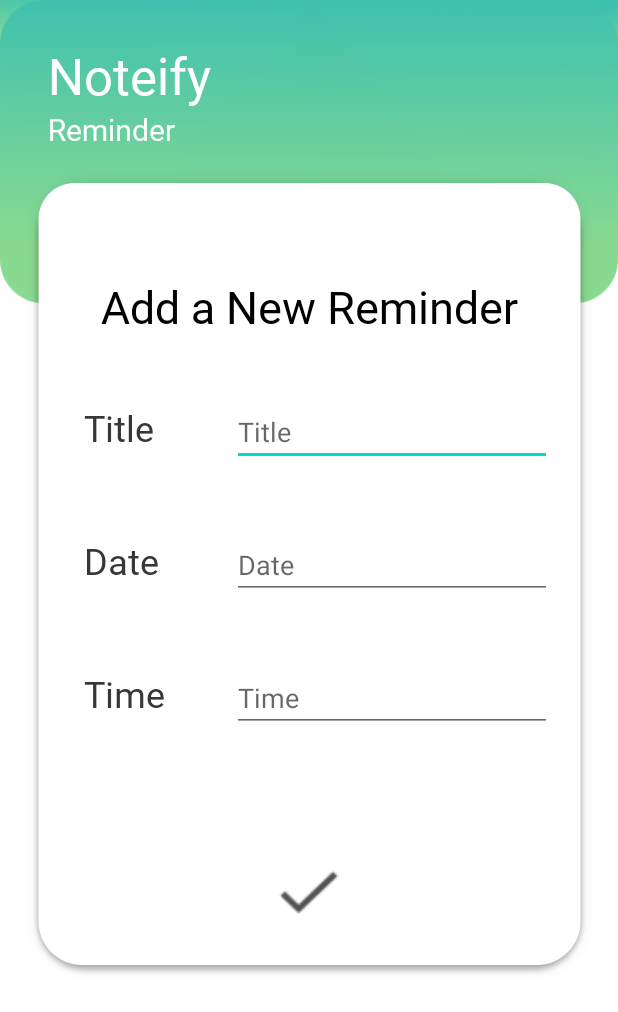
After one commit to gayahsan/NOTIFY-MAD-PROJECT, an Android app: the Activity_reminder_create_new screen opened directly, with no data from a screen before it, on a phone screen of 412 x 824 dp. The commit adds this screen. Shown: the top 1012 px of the screen. Run offline under Robolectric (Android 15) with nearby library versions, the phone set to English and light mode, and no system bars.

Commit message:
Commit 03 Ravindu Reminder Create & Update Pages

```diff
--- a/app/src/main/AndroidManifest.xml
+++ b/app/src/main/AndroidManifest.xml
@@ -10,8 +10,10 @@
         android:roundIcon="@mipmap/ic_launcher_round"
         android:supportsRtl="true"
         android:theme="@style/Theme.NOTIFYMADProject">
-        <activity android:name=".ActivityReminder_01"/>
-        <activity android:name=".profileHome"/>
+        <activity android:name=".ActivityReminderUpdate"/>
+        <activity android:name=".Activity_reminder_create_new" />
+        <activity android:name=".ActivityReminder_01" />
+        <activity android:name=".profileHome" />
         <activity android:name=".NotepadHome" />
         <activity android:name=".Todo" />
         <activity android:name=".MainActivity">
--- /dev/null
+++ b/app/src/main/java/com/example/notifymadproject/Activity_reminder_create_new.java
@@ -0,0 +1,14 @@
+package com.example.notifymadproject;
+
+import androidx.appcompat.app.AppCompatActivity;
+
+import android.os.Bundle;
+
+public class Activity_reminder_create_new extends AppCompatActivity {
+
+    @Override
+    protected void onCreate(Bundle savedInstanceState) {
+        super.onCreate(savedInstanceState);
+        setContentView(R.layout.activity_reminder_create_new);
+    }
+}
--- a/app/src/main/res/layout/activity_reminder_01.xml
+++ b/app/src/main/res/layout/activity_reminder_01.xml
@@ -54,7 +54,7 @@
         android:layout_width="wrap_content"
         android:layout_height="wrap_content"
         android:layout_marginTop="164dp"
-        android:layout_marginEnd="48dp"
+        android:layout_marginEnd="52dp"
         android:clickable="true"
         android:contentDescription="@string/reminder_float"
         app:layout_constraintEnd_toEndOf="parent"
--- /dev/null
+++ b/app/src/main/res/layout/activity_reminder_create_new.xml
@@ -0,0 +1,148 @@
+<?xml version="1.0" encoding="utf-8"?>
+<androidx.constraintlayout.widget.ConstraintLayout xmlns:android="http://schemas.android.com/apk/res/android"
+    xmlns:app="http://schemas.android.com/apk/res-auto"
+    xmlns:tools="http://schemas.android.com/tools"
+    android:layout_width="match_parent"
+    android:layout_height="match_parent"
+    android:background="@drawable/background"
+    tools:context=".Activity_reminder_create_new">
+
+    <TextView
+        android:id="@+id/appTitle"
+        android:layout_width="wrap_content"
+        android:layout_height="wrap_content"
+        android:layout_marginStart="32dp"
+        android:layout_marginTop="32dp"
+        android:fontFamily="@font/main"
+        android:includeFontPadding="false"
+        android:text="@string/noteify"
+        android:textColor="@color/white"
+        android:textSize="34sp"
+        app:layout_constraintStart_toStartOf="parent"
+        app:layout_constraintTop_toTopOf="parent" />
+
+    <TextView
+        android:id="@+id/appSubTitle"
+        android:layout_width="wrap_content"
+        android:layout_height="wrap_content"
+        android:layout_marginStart="32dp"
+        android:layout_marginTop="4dp"
+        android:fontFamily="@font/light"
+        android:includeFontPadding="false"
+        android:text="@string/app_sub_reminder"
+        android:textColor="@color/white"
+        android:textSize="20sp"
+        app:layout_constraintEnd_toEndOf="parent"
+        app:layout_constraintHorizontal_bias="0.0"
+        app:layout_constraintStart_toStartOf="parent"
+        app:layout_constraintTop_toBottomOf="@+id/appTitle" />
+
+    <ImageView
+        android:id="@+id/card_long"
+        android:layout_width="wrap_content"
+        android:layout_height="wrap_content"
+        android:layout_marginTop="108dp"
+        android:contentDescription="@string/card_long"
+        app:layout_constraintEnd_toEndOf="parent"
+        app:layout_constraintStart_toStartOf="parent"
+        app:layout_constraintTop_toTopOf="parent"
+        app:srcCompat="@drawable/card_long" />
+
+    <TextView
+        android:id="@+id/textView11"
+        android:layout_width="wrap_content"
+        android:layout_height="wrap_content"
+        android:layout_marginTop="76dp"
+        android:fontFamily="@font/main"
+        android:text="@string/add_a_new_reminder"
+        android:textColor="@color/black"
+        android:textSize="30sp"
+        app:layout_constraintEnd_toEndOf="parent"
+        app:layout_constraintStart_toStartOf="parent"
+        app:layout_constraintTop_toTopOf="@+id/card_long" />
+
+    <TextView
+        android:id="@+id/textView12"
+        android:layout_width="wrap_content"
+        android:layout_height="wrap_content"
+        android:layout_marginStart="56dp"
+        android:layout_marginTop="44dp"
+        android:fontFamily="@font/main"
+        android:text="@string/title"
+        android:textColor="@color/gray"
+        android:textSize="24sp"
+        app:layout_constraintStart_toStartOf="parent"
+        app:layout_constraintTop_toBottomOf="@+id/textView11" />
+
+    <TextView
+        android:id="@+id/textView13"
+        android:layout_width="wrap_content"
+        android:layout_height="wrap_content"
+        android:layout_marginTop="56dp"
+        android:fontFamily="@font/main"
+        android:text="@string/date"
+        android:textColor="@color/gray"
+        android:textSize="24sp"
+        app:layout_constraintStart_toStartOf="@+id/textView12"
+        app:layout_constraintTop_toBottomOf="@+id/textView12" />
+
+    <TextView
+        android:id="@+id/textView14"
+        android:layout_width="wrap_content"
+        android:layout_height="wrap_content"
+        android:layout_marginTop="56dp"
+        android:fontFamily="@font/main"
+        android:text="@string/time"
+        android:textColor="@color/gray"
+        android:textSize="24sp"
+        app:layout_constraintStart_toStartOf="@+id/textView13"
+        app:layout_constraintTop_toBottomOf="@+id/textView13" />
+
+    <EditText
+        android:id="@+id/editTextTextPersonName"
+        android:layout_width="wrap_content"
+        android:layout_height="wrap_content"
+        android:layout_marginStart="52dp"
+        android:ems="10"
+        android:hint="@string/titlef"
+        android:inputType="textPersonName"
+        app:layout_constraintBaseline_toBaselineOf="@+id/textView12"
+        app:layout_constraintStart_toEndOf="@+id/textView12"
+        android:autofillHints="" />
+
+    <EditText
+        android:id="@+id/editTextDate"
+        android:layout_width="wrap_content"
+        android:layout_height="wrap_content"
+        android:ems="10"
+        android:hint="@string/datef"
+        android:inputType="date"
+        app:layout_constraintBaseline_toBaselineOf="@+id/textView13"
+        app:layout_constraintStart_toStartOf="@+id/editTextTextPersonName"
+        android:autofillHints="" />
+
+    <EditText
+        android:id="@+id/editTextTime"
+        android:layout_width="wrap_content"
+        android:layout_height="wrap_content"
+        android:ems="10"
+        android:hint="@string/timef"
+        android:inputType="time"
+        app:layout_constraintBaseline_toBaselineOf="@+id/textView14"
+        app:layout_constraintStart_toStartOf="@+id/editTextDate"
+        android:autofillHints="" />
+
+    <ImageView
+        android:id="@+id/imageView6"
+        android:layout_width="61dp"
+        android:layout_height="49dp"
+        android:contentDescription="@string/remcheck"
+        app:layout_constraintBottom_toBottomOf="@+id/card_long"
+        app:layout_constraintEnd_toEndOf="parent"
+        app:layout_constraintStart_toStartOf="parent"
+        app:layout_constraintTop_toBottomOf="@+id/editTextTime"
+        app:layout_constraintVertical_bias="0.675"
+        app:srcCompat="@drawable/reminder_check" />
+
+
+</androidx.constraintlayout.widget.ConstraintLayout>
--- a/app/src/main/res/values/strings.xml
+++ b/app/src/main/res/values/strings.xml
@@ -31,4 +31,13 @@
     <string name="rem_pic"></string>
     <string name="reminder_float"></string>
     <string name="rem_prof"></string>
+    <string name="add_a_new_reminder">Add a New Reminder</string>
+    <string name="title">Title</string>
+    <string name="date">Date</string>
+    <string name="time">Time</string>
+    <string name="titlef">Title</string>
+    <string name="datef">Date</string>
+    <string name="timef">Time</string>
+    <string name="update_reminder">Update Reminder</string>
+    <string name="remcheck">remcheck</string>
 </resources>
```
Also changed, not shown: app/src/main/java/com/example/notifymadproject/ActivityReminderUpdate.java (added, +14 -0 lines), app/src/main/res/layout/activity_reminder_update.xml (added, +146 -0 lines), app/src/main/res/drawable-hdpi/reminder_check.png (added), app/src/main/res/drawable-hdpi/remsmallcard.png (added), app/src/main/res/drawable-ldpi/reminder_check.png (added), app/src/main/res/drawable-ldpi/remsmallcard.png (added), app/src/main/res/drawable-mdpi/reminder_check.png (added), app/src/main/res/drawable-mdpi/remsmallcard.png (added), app/src/main/res/drawable-xhdpi/reminder_check.png (added), app/src/main/res/drawable-xhdpi/remsmallcard.png (added), app/src/main/res/drawable-xxhdpi/reminder_check.png (added), app/src/main/res/drawable-xxhdpi/remsmallcard.png (added), app/src/main/res/drawable-xxxhdpi/reminder_check.png (added), app/src/main/res/drawable-xxxhdpi/remsmallcard.png (added).
